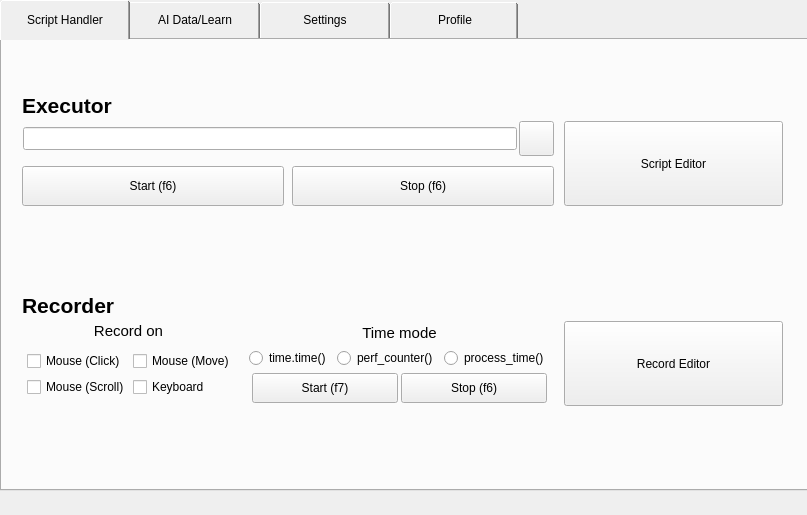
Qt form mainUI.ui (GInputAI/GInputAI_Main) before a commit.
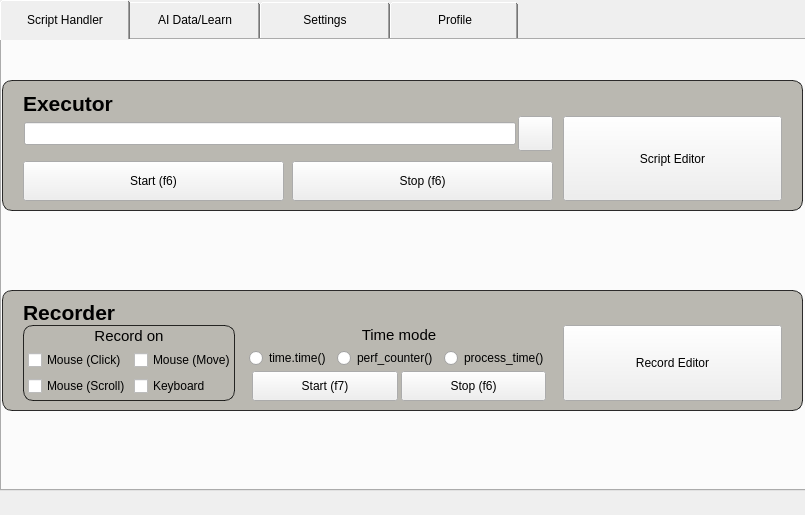
The same form after that commit. Icons and pictures are not drawn.

Diff of the .ui file:
```diff
--- a/mainUI.ui
+++ b/mainUI.ui
@@ -2,11 +2,17 @@
 <ui version="4.0">
  <class>MainWindow</class>
  <widget class="QMainWindow" name="MainWindow">
+  <property name="windowModality">
+   <enum>Qt::NonModal</enum>
+  </property>
+  <property name="enabled">
+   <bool>true</bool>
+  </property>
   <property name="geometry">
    <rect>
     <x>0</x>
     <y>0</y>
-    <width>807</width>
+    <width>805</width>
     <height>515</height>
    </rect>
   </property>
@@ -20,6 +26,12 @@
   <property name="styleSheet">
    <string notr="true"/>
   </property>
+  <property name="tabShape">
+   <enum>QTabWidget::Rounded</enum>
+  </property>
+  <property name="dockOptions">
+   <set>QMainWindow::AllowTabbedDocks|QMainWindow::AnimatedDocks</set>
+  </property>
   <widget class="QWidget" name="centralwidget">
    <widget class="QTabWidget" name="tab_main">
     <property name="geometry">
@@ -50,7 +62,7 @@
      <attribute name="title">
       <string>Script Handler</string>
      </attribute>
-     <widget class="QWidget" name="layoutWidget">
+     <widget class="QFrame" name="sh_ex">
       <property name="geometry">
        <rect>
         <x>0</x>
@@ -59,6 +71,12 @@
         <height>131</height>
        </rect>
       </property>
+      <property name="styleSheet">
+       <string notr="true">QFrame#sh_ex {
+   background-color: rgb(186, 184, 177);
+   border: 1px solid rgba(0, 0, 0, 0.8); border-radius: 10px;
+}</string>
+      </property>
       <layout class="QVBoxLayout" name="verticalLayout_3">
        <property name="spacing">
         <number>0</number>
@@ -189,6 +207,12 @@
              <height>85</height>
             </size>
            </property>
+           <property name="whatsThis">
+            <string>&lt;html&gt;&lt;head/&gt;&lt;body&gt;&lt;p&gt;&lt;br/&gt;&lt;/p&gt;&lt;/body&gt;&lt;/html&gt;</string>
+           </property>
+           <property name="styleSheet">
+            <string notr="true"/>
+           </property>
            <property name="text">
             <string>Script Editor</string>
            </property>
@@ -198,7 +222,7 @@
        </item>
       </layout>
      </widget>
-     <widget class="QWidget" name="layoutWidget_5">
+     <widget class="QFrame" name="sh_rec">
       <property name="geometry">
        <rect>
         <x>0</x>
@@ -207,6 +231,12 @@
         <height>121</height>
        </rect>
       </property>
+      <property name="styleSheet">
+       <string notr="true">QFrame#sh_rec {
+   background-color: rgb(186, 184, 177);
+   border: 1px solid rgba(0, 0, 0, 0.8); border-radius: 10px;
+}</string>
+      </property>
       <layout class="QVBoxLayout" name="verticalLayout_5">
        <property name="spacing">
         <number>0</number>
@@ -242,7 +272,7 @@
         </widget>
        </item>
        <item>
-        <layout class="QHBoxLayout" name="horizontalLayout_7" stretch="0,10,8">
+        <layout class="QHBoxLayout" name="horizontalLayout_7" stretch="700,1000,800">
          <property name="spacing">
           <number>12</number>
          </property>
@@ -253,12 +283,46 @@
           <number>0</number>
          </property>
          <item>
-          <layout class="QVBoxLayout" name="verticalLayout_13">
+          <widget class="QFrame" name="frame_recon">
+           <property name="sizePolicy">
+            <sizepolicy hsizetype="Preferred" vsizetype="Preferred">
+             <horstretch>0</horstretch>
+             <verstretch>0</verstretch>
+            </sizepolicy>
+           </property>
+           <property name="minimumSize">
+            <size>
+             <width>0</width>
+             <height>0</height>
+            </size>
+           </property>
+           <property name="styleSheet">
+            <string notr="true">QFrame#frame_recon {
+   background-color: rgb(186, 184, 177);
+   border: 1px solid rgba(0, 0, 0, 0.8); border-radius: 10px;
+}</string>
+           </property>
+           <property name="frameShape">
+            <enum>QFrame::StyledPanel</enum>
+           </property>
+           <property name="frameShadow">
+            <enum>QFrame::Raised</enum>
+           </property>
+           <widget class="QWidget" name="layoutWidget_2">
+            <property name="geometry">
+             <rect>
+              <x>0</x>
+              <y>0</y>
+              <width>212</width>
+              <height>22</height>
+             </rect>
+            </property>
+            <layout class="QVBoxLayout" name="verticalLayout_14">
            <property name="spacing">
             <number>0</number>
            </property>
            <item>
-            <widget class="QLabel" name="label_8">
+              <widget class="QLabel" name="label_9">
              <property name="maximumSize">
               <size>
                <width>16777215</width>
@@ -283,19 +347,18 @@
              </property>
             </widget>
            </item>
-           <item>
-            <layout class="QHBoxLayout" name="horizontalLayout_6" stretch="0">
-             <property name="spacing">
-              <number>0</number>
-             </property>
-             <property name="leftMargin">
-              <number>0</number>
-             </property>
-             <property name="rightMargin">
-              <number>0</number>
-             </property>
-             <item>
-              <layout class="QFormLayout" name="formLayout">
+            </layout>
+           </widget>
+           <widget class="QWidget" name="">
+            <property name="geometry">
+             <rect>
+              <x>0</x>
+              <y>20</y>
+              <width>211</width>
+              <height>61</height>
+             </rect>
+            </property>
+            <layout class="QFormLayout" name="formLayout_2">
                <property name="horizontalSpacing">
                 <number>3</number>
                </property>
@@ -306,41 +369,39 @@
                 <number>5</number>
                </property>
                <property name="topMargin">
-                <number>10</number>
+              <number>5</number>
                </property>
                <item row="0" column="0">
-                <widget class="QCheckBox" name="sh_rec_onmouseclick">
+              <widget class="QCheckBox" name="sh_rec_onmouseclick_2">
                  <property name="text">
                   <string>Mouse (Click)</string>
                  </property>
                 </widget>
                </item>
                <item row="0" column="1">
-                <widget class="QCheckBox" name="sh_rec_onmousemove">
+              <widget class="QCheckBox" name="sh_rec_onmousemove_2">
                  <property name="text">
                   <string>Mouse (Move)</string>
                  </property>
                 </widget>
                </item>
                <item row="1" column="0">
-                <widget class="QCheckBox" name="sh_rec_onmousescroll">
+              <widget class="QCheckBox" name="sh_rec_onmousescroll_2">
                  <property name="text">
                   <string>Mouse (Scroll)</string>
                  </property>
                 </widget>
                </item>
                <item row="1" column="1">
-                <widget class="QCheckBox" name="sh_rec_onkeyboard">
+              <widget class="QCheckBox" name="sh_rec_onkeyboard_2">
                  <property name="text">
                   <string>Keyboard</string>
                  </property>
                 </widget>
                </item>
               </layout>
-             </item>
-            </layout>
-           </item>
-          </layout>
+           </widget>
+          </widget>
          </item>
          <item>
           <layout class="QVBoxLayout" name="verticalLayout_17">
```
Lines whose indentation alone changed are shown as unchanged.
